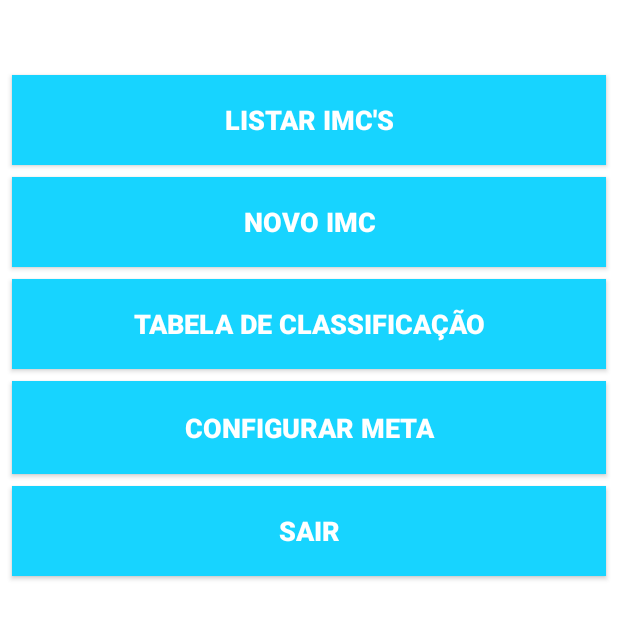
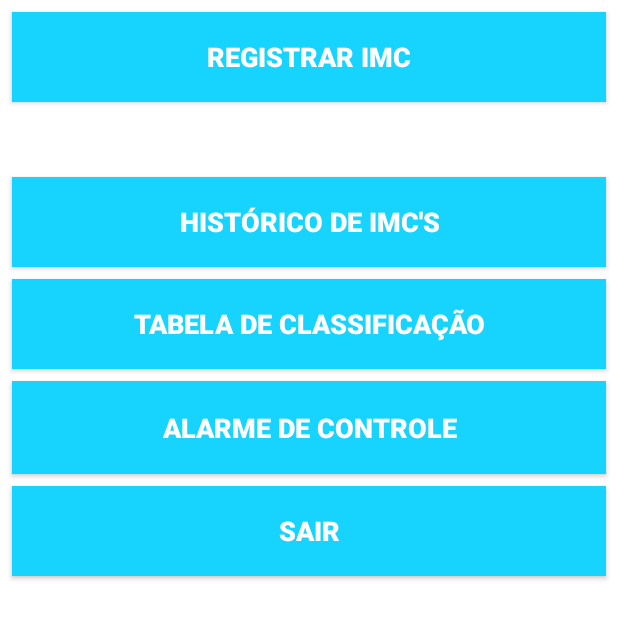
Before and after one commit to renatomsoares/Yemece, an Android app: the screen it shows after launch (MainActivity), on a phone screen of 412 x 824 dp, the part 273-913 px from its top. Run offline under Robolectric (Android 15) with nearby library versions, the phone set to English and light mode, and no system bars.

Commit message:
General adjustments.

```diff
--- a/app/src/main/res/layout/activity_main.xml
+++ b/app/src/main/res/layout/activity_main.xml
@@ -20,22 +20,7 @@
         app:layout_constraintTop_toTopOf="parent"
         app:srcCompat="@drawable/logo" />
 
-    <Button
-        android:id="@+id/btnListIMCs"
-        style="@style/AppTheme.Button"
-        android:layout_width="0dp"
-        android:layout_height="60dp"
-        android:layout_marginStart="8dp"
-        android:layout_marginTop="50dp"
-        android:layout_marginEnd="8dp"
-        android:onClick="listImcs"
-        android:text="Listar IMC's"
-        android:textSize="18sp"
-        android:textStyle="bold"
-        app:layout_constraintEnd_toEndOf="parent"
-        app:layout_constraintStart_toStartOf="parent"
-        app:layout_constraintTop_toBottomOf="@+id/logoYemece"
-        tools:ignore="MissingConstraints" />
+
 
     <Button
         android:id="@+id/btnNovoIMC"
@@ -46,13 +31,30 @@
         android:layout_marginTop="8dp"
         android:layout_marginEnd="8dp"
         android:onClick="editImc"
-        android:text="Novo IMC"
+        android:text="Registrar IMC"
         android:textSize="18sp"
         android:textStyle="bold"
         app:layout_constraintEnd_toEndOf="parent"
         app:layout_constraintHorizontal_bias="0.0"
         app:layout_constraintStart_toStartOf="parent"
-        app:layout_constraintTop_toBottomOf="@+id/btnListIMCs" />
+        app:layout_constraintTop_toBottomOf="@+id/logoYemece" />
+
+    <Button
+        android:id="@+id/btnListIMCs"
+        style="@style/AppTheme.Button"
+        android:layout_width="0dp"
+        android:layout_height="60dp"
+        android:layout_marginStart="8dp"
+        android:layout_marginTop="50dp"
+        android:layout_marginEnd="8dp"
+        android:onClick="listImcs"
+        android:text="@string/historico_mcs"
+        android:textSize="18sp"
+        android:textStyle="bold"
+        app:layout_constraintEnd_toEndOf="parent"
+        app:layout_constraintStart_toStartOf="parent"
+        app:layout_constraintTop_toBottomOf="@+id/btnNovoIMC"
+        tools:ignore="MissingConstraints" />
 
     <Button
         android:id="@+id/tabelaClassificacao"
@@ -63,13 +65,13 @@
         android:layout_marginTop="8dp"
         android:layout_marginEnd="8dp"
         android:onClick="editImc"
-        android:text="Tabela de Classificação"
+        android:text="@string/tabela_classificacao"
         android:textSize="18sp"
         android:textStyle="bold"
         app:layout_constraintEnd_toEndOf="parent"
         app:layout_constraintHorizontal_bias="0.0"
         app:layout_constraintStart_toStartOf="parent"
-        app:layout_constraintTop_toBottomOf="@+id/btnNovoIMC" />
+        app:layout_constraintTop_toBottomOf="@+id/btnListIMCs" />
 
     <Button
         android:id="@+id/configuraMeta"
@@ -80,7 +82,7 @@
         android:layout_marginTop="8dp"
         android:layout_marginEnd="8dp"
         android:onClick="editImc"
-        android:text="Configurar Meta"
+        android:text="@string/alarme_controle"
         android:textSize="18sp"
         android:textStyle="bold"
         app:layout_constraintEnd_toEndOf="parent"
@@ -97,7 +99,7 @@
         android:layout_marginTop="8dp"
         android:layout_marginEnd="8dp"
         android:onClick="exit"
-        android:text="Sair"
+        android:text="@string/sair"
         android:textSize="18sp"
         android:textStyle="bold"
         app:layout_constraintEnd_toEndOf="parent"
--- a/app/src/main/res/layout/activity_splash.xml
+++ b/app/src/main/res/layout/activity_splash.xml
@@ -15,6 +15,6 @@
         app:layout_constraintEnd_toEndOf="parent"
         app:layout_constraintStart_toStartOf="parent"
         app:layout_constraintTop_toTopOf="parent"
-        app:layout_constraintVertical_bias="0.543"
+        app:layout_constraintVertical_bias="0.478"
         app:srcCompat="@drawable/logo" />
 </android.support.constraint.ConstraintLayout>
--- a/app/src/main/res/values/strings.xml
+++ b/app/src/main/res/values/strings.xml
@@ -7,4 +7,8 @@
     <string name="txt_valor">Valor:</string>
     <string name="btn_cancel">Cancelar</string>
     <string name="btn_ok">OK</string>
+    <string name="historico_mcs">Histórico de IMC\'s</string>
+    <string name="tabela_classificacao">Tabela de Classificação</string>
+    <string name="alarme_controle">Alarme de Controle</string>
+    <string name="sair">Sair</string>
 </resources>
```
Also changed, not shown: app/src/main/java/com/example/yemece/activity/EditImcActivity.java (+26 -3 lines), app/src/main/java/com/example/yemece/helpers/CalculoImcHelper.java (+23 -11 lines), app/src/main/res/layout/activity_editimc.xml (+6 -3 lines).
